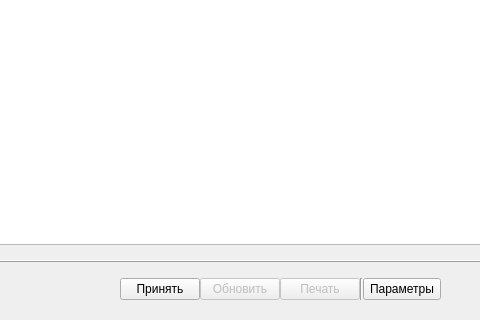
solderercb/snap_crm, file tabrepairs.ui: the form before one commit; both pictures show x 132 to 612 and y 448 to 768 of the 1024 by 768 pixel window.
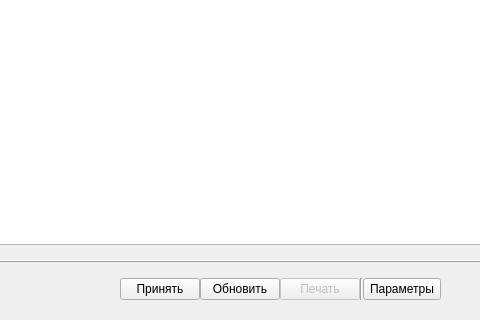
The form after the commit.

```diff
--- a/tabrepairs.ui
+++ b/tabrepairs.ui
@@ -75,7 +75,7 @@
             <item row="0" column="1">
              <widget class="QPushButton" name="buttonRefreshTable">
               <property name="enabled">
-               <bool>false</bool>
+               <bool>true</bool>
               </property>
               <property name="text">
                <string>Обновить</string>
```
Left out of the diff: 17 changed lines with no effect on the pictures.
